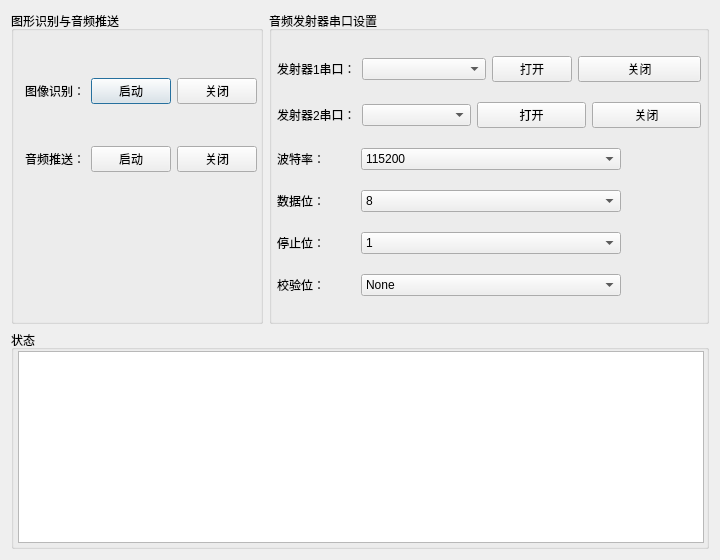
Old version of the form PushSSDemo.ui in the repository Eastern-hn/PushSSDemo.
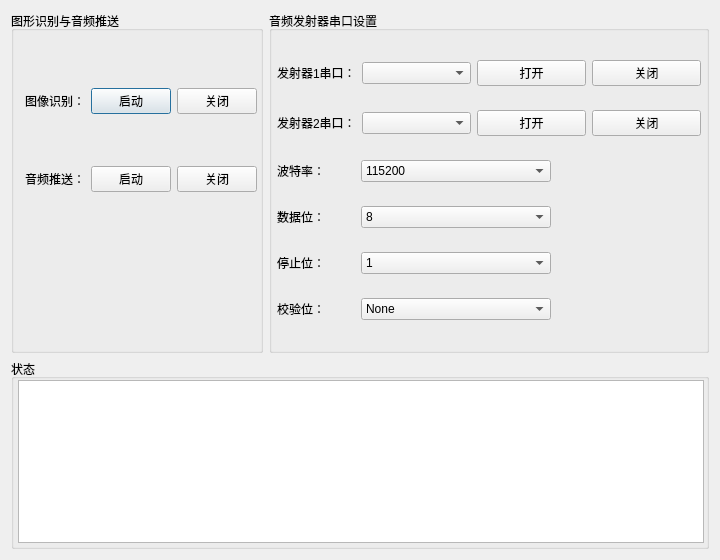
New version of the form.

```diff
--- a/PushSSDemo.ui
+++ b/PushSSDemo.ui
@@ -175,7 +175,7 @@
             <item>
              <widget class="QPushButton" name="m_em1SerOpenBtn">
               <property name="sizePolicy">
-               <sizepolicy hsizetype="Fixed" vsizetype="Fixed">
+               <sizepolicy hsizetype="Minimum" vsizetype="Fixed">
                 <horstretch>0</horstretch>
                 <verstretch>0</verstretch>
                </sizepolicy>
@@ -320,7 +320,7 @@
               </property>
               <property name="sizeHint" stdset="0">
                <size>
-                <width>80</width>
+                <width>150</width>
                 <height>20</height>
                </size>
               </property>
@@ -393,7 +393,7 @@
               </property>
               <property name="sizeHint" stdset="0">
                <size>
-                <width>80</width>
+                <width>150</width>
                 <height>20</height>
                </size>
               </property>
@@ -466,7 +466,7 @@
               </property>
               <property name="sizeHint" stdset="0">
                <size>
-                <width>80</width>
+                <width>150</width>
                 <height>20</height>
                </size>
               </property>
@@ -544,7 +544,7 @@
               </property>
               <property name="sizeHint" stdset="0">
                <size>
-                <width>80</width>
+                <width>150</width>
                 <height>20</height>
                </size>
               </property>
@@ -567,6 +567,12 @@
        <verstretch>0</verstretch>
       </sizepolicy>
      </property>
+     <property name="maximumSize">
+      <size>
+       <width>16777215</width>
+       <height>190</height>
+      </size>
+     </property>
      <property name="title">
       <string>状态</string>
      </property>
```
